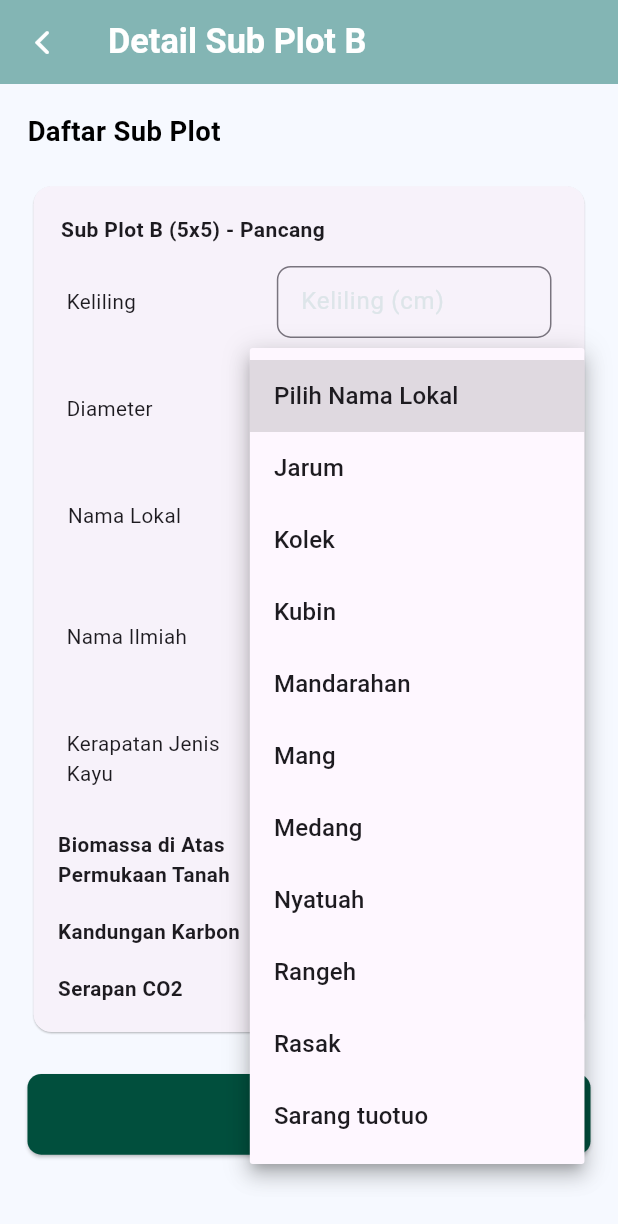
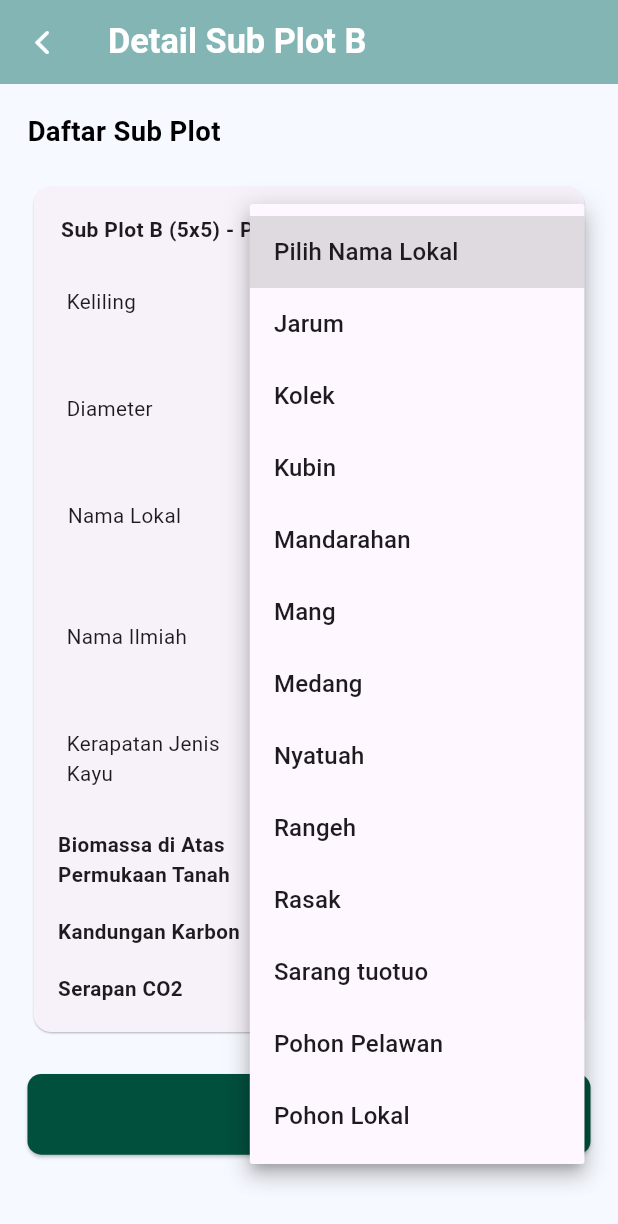
Before and after one commit to bangkit282/carbonstock, a Flutter app: the DetailSubPlotBPageScreen screen opened directly with empty values, after a tap on "Pilih Nama Lokal", on a phone screen of 412 x 824 dp. Shown: the top 1224 px of the screen. Run offline on Flutter 3.47's test engine with Material 3 defaults, Android fonts, the phone set to English and light mode, and no system bars; our stand-ins replace connectivity_plus, dartz, dio, dotted_border, flutter_dotenv, flutter_screenutil and 7 more; missing offline and left inert: flutter_inappwebview, mapbox_gl; accounts and stored records are empty; Roboto replaces fonts that are missing (Poppins).

Commit message:
fix length list & input

```diff
--- a/lib/views/plot/subplot/details/detail_sub_plot_b_views.dart
+++ b/lib/views/plot/subplot/details/detail_sub_plot_b_views.dart
@@ -90,6 +90,8 @@ class _DetailSubPlotBPageScreenState extends State<DetailSubPlotBPageScreen> {
       'name': 'Sarang tuotuo',
       'bioname': 'Tidak teridentifikasi',
     },
+    {'name': 'Pohon Pelawan', 'bioname': 'Tristaniopsis merguensis'},
+    {'name': 'Pohon Lokal', 'bioname': 'Tidak teridentifikasi'},
   ];
 
   void initializePancang(String value) {
@@ -480,7 +482,7 @@ class _DetailSubPlotBPageScreenState extends State<DetailSubPlotBPageScreen> {
                 SizedBox(
                   width: 160.w,
                   child: TextFormField(
-                    maxLength: 21,
+                    maxLength: 40,
                     readOnly: true,
                     controller: _pancangNamaIlmiahController,
                     keyboardType: TextInputType.text,
--- a/lib/views/plot/subplot/details/detail_sub_plot_c_views.dart
+++ b/lib/views/plot/subplot/details/detail_sub_plot_c_views.dart
@@ -47,6 +47,8 @@ class _DetailSubPlotCPageScreenState extends State<DetailSubPlotCPageScreen> {
     {'name': 'Kolek', 'bioname': 'Eugenia sp'},
     {'name': 'Rangeh', 'bioname': 'Gluta renghas L'},
     {'name': 'Sontuo', 'bioname': 'Tidak teridentifikasi'},
+    {'name': 'Pohon Pelawan', 'bioname': 'Tristaniopsis merguensis'},
+    {'name': 'Pohon Lokal', 'bioname': 'Tidak teridentifikasi'},
   ];
 
   void initializeTiang(String value) {
@@ -437,7 +439,7 @@ class _DetailSubPlotCPageScreenState extends State<DetailSubPlotCPageScreen> {
                   width: 160.w,
                   child: TextFormField(
                     maxLines: 1,
-                    maxLength: 21,
+                    maxLength: 40,
                     readOnly: true,
                     controller: _tiangNamaIlmiahController,
                     keyboardType: TextInputType.text,
--- a/lib/views/plot/subplot/details/detail_sub_plot_d_pohon_views.dart
+++ b/lib/views/plot/subplot/details/detail_sub_plot_d_pohon_views.dart
@@ -488,7 +488,7 @@ class _DetailDPohonPageScreenState extends State<DetailDPohonPageScreen> {
                   width: 160.w,
                   child: TextFormField(
                     maxLines: 1,
-                    maxLength: 21,
+                    maxLength: 40,
                     readOnly: true,
                     controller: _pohonNamaIlmiahController,
                     keyboardType: TextInputType.number,
```
Also changed, not shown: lib/views/plot/plot_area_views.dart (+23 -43 lines).
